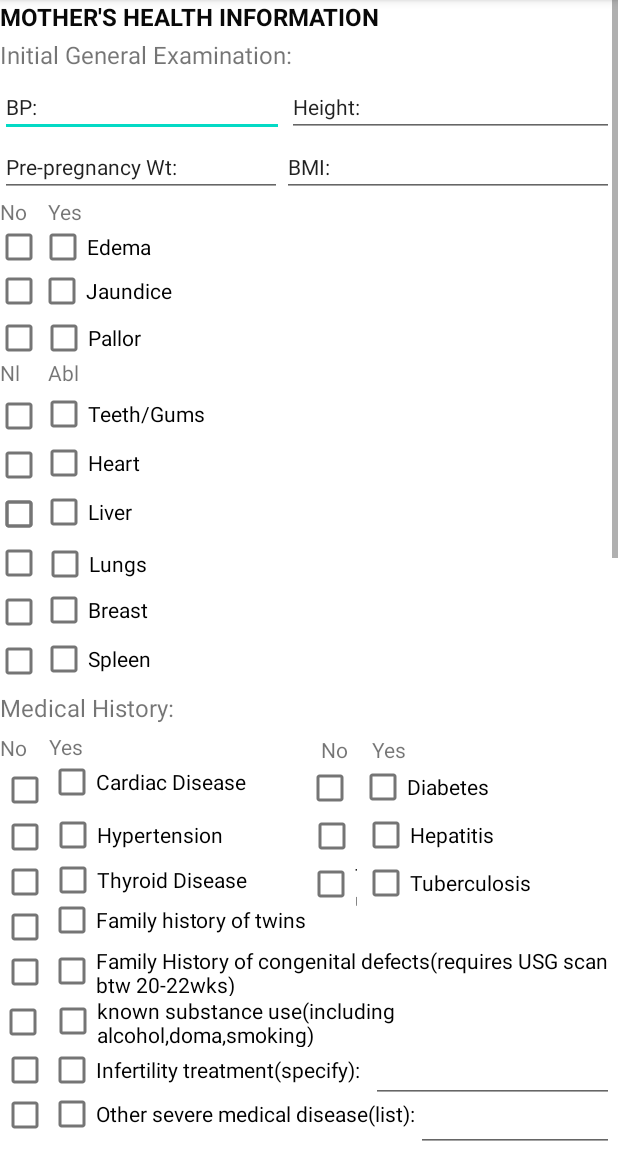
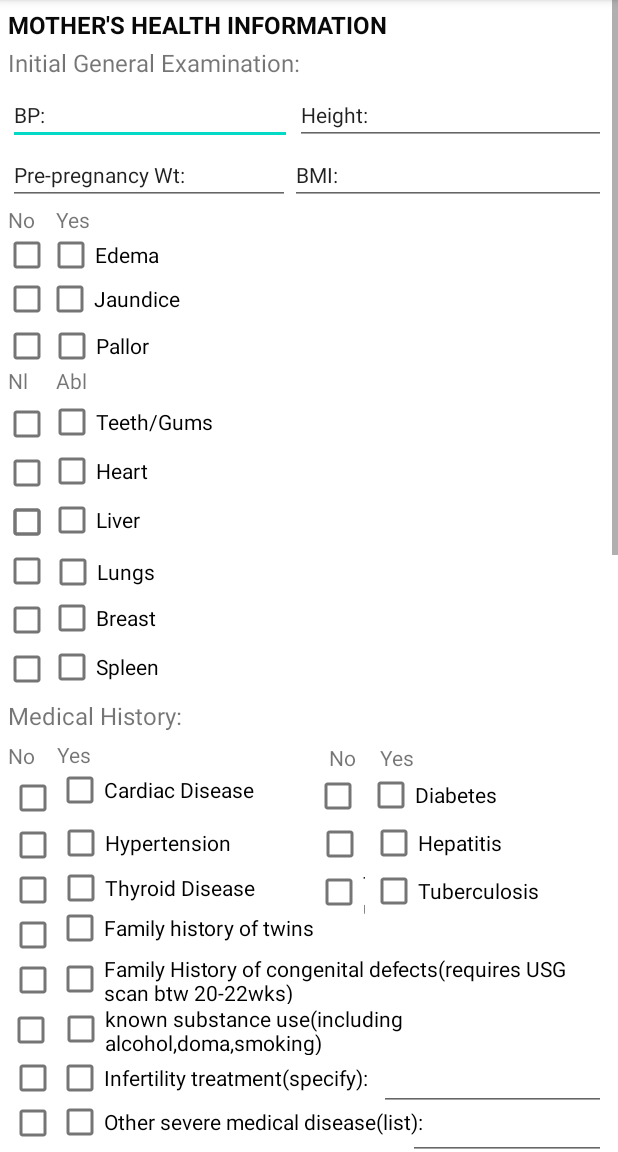
Before and after one commit to penjorkinley/ToDoTask, an Android app: the MothersHealthInfo screen opened directly, with no data from a screen before it, on a phone screen of 412 x 824 dp, the part 84-1236 px from its top. Run offline under Robolectric (Android 15) with nearby library versions, the phone set to English and light mode, and no system bars.

Commit message:
added padding in mothers health info and baby first physical exam

```diff
--- a/app/src/main/res/layout/activity_babys_first_physical_exam.xml
+++ b/app/src/main/res/layout/activity_babys_first_physical_exam.xml
@@ -7,6 +7,7 @@
     tools:ignore="SpeakableTextPresentCheck">
 
     <RelativeLayout
+        android:padding="6dp"
         android:layout_width="match_parent"
         android:layout_height="750dp">
 
--- a/app/src/main/res/layout/activity_educational_info_homepage.xml
+++ b/app/src/main/res/layout/activity_educational_info_homepage.xml
@@ -56,7 +56,7 @@
                         android:layout_marginTop="25dp"
                         android:text="@string/keyinformation"
                         android:textAlignment="center"
-                        android:textColor="#000000"
+                        android:textColor="#F1EBEB"
                         android:textSize="16sp"
                         tools:ignore="HardcodedText" />
                 </LinearLayout>
--- a/app/src/main/res/layout/activity_mothers_health_info.xml
+++ b/app/src/main/res/layout/activity_mothers_health_info.xml
@@ -10,7 +10,9 @@
         android:layout_width="409dp"
         android:layout_height="729dp"
         tools:layout_editor_absoluteX="1dp"
-        tools:layout_editor_absoluteY="1dp">
+        tools:layout_editor_absoluteY="1dp"
+        android:padding="5dp"
+        >
 
         <TextView
             android:id="@+id/topic"
```
